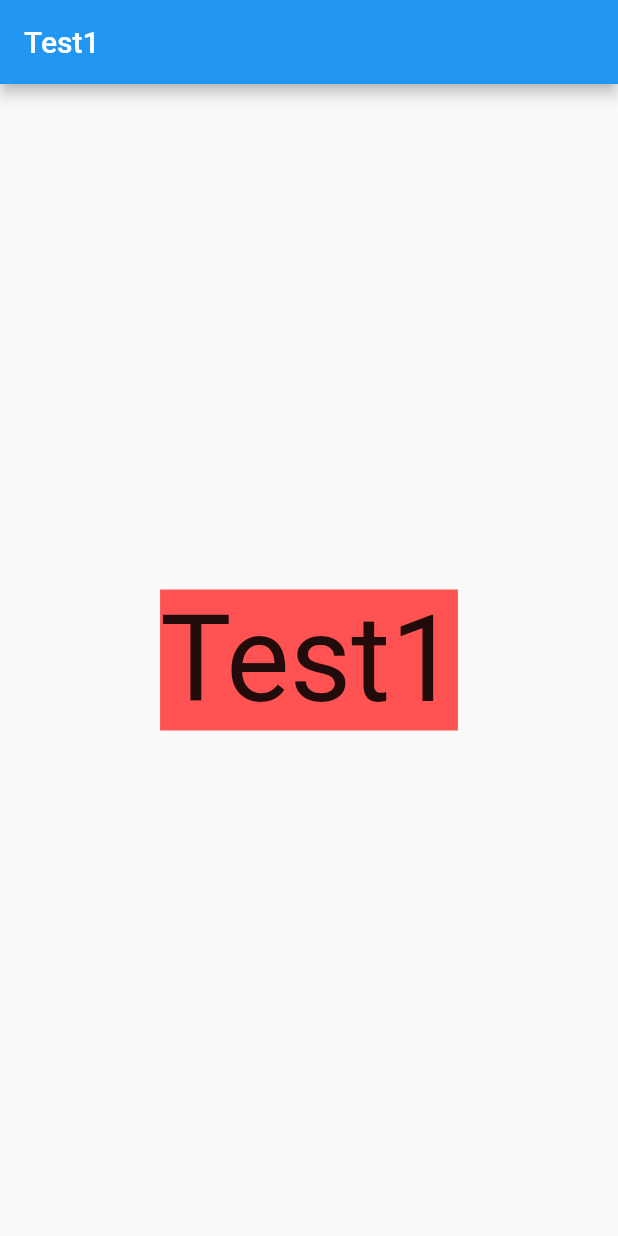
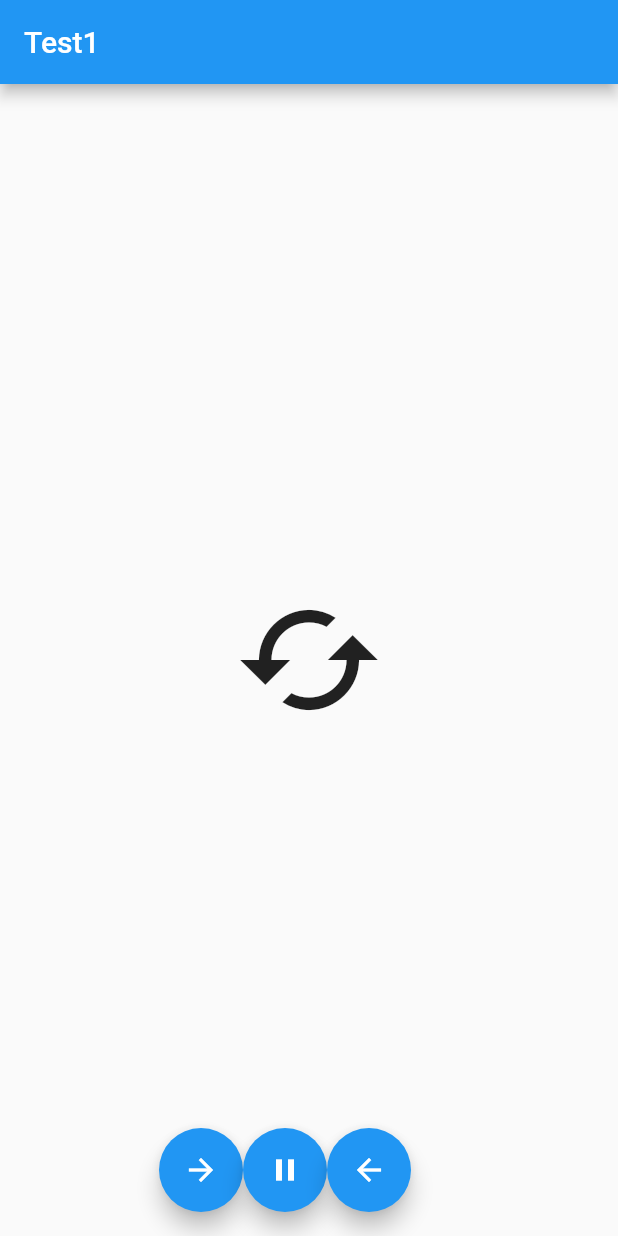
Before and after one commit to sakakidai/flutter_tutorial1, a Flutter app: the screen it shows after launch, on a phone screen of 412 x 824 dp. Run offline on Flutter 3.47's test engine with Material 2 defaults, Android fonts, the phone set to English and light mode, and no system bars.

Commit message:
Add animation tutorial6

```diff
--- a/lib/main.dart
+++ b/lib/main.dart
@@ -40,10 +40,10 @@ class _MyHomePageState extends State<MyHomePage> {
   int _selectedIndex = 0;
 
   // ボトムメニューの遷移先画面
-  var _pages = [
-    TestPage1(),
-    TestPage2(),
-    TestPage3(),
+  final _pages = [
+    const TestPage1(),
+    const TestPage2(),
+    const TestPage3(),
   ];
   @override
   void initState() {
--- a/lib/test_page1.dart
+++ b/lib/test_page1.dart
@@ -1,19 +1,168 @@
 import 'package:flutter/material.dart';
 
-class TestPage1 extends StatelessWidget {
+class TestPage1 extends StatefulWidget {
   const TestPage1({Key? key}) : super(key: key);
+
+  @override
+  State<TestPage1> createState() => _TestPage1State();
+}
+
+class _TestPage1State extends State<TestPage1> with TickerProviderStateMixin {
+  // ③Transition系Widget
+  late AnimationController _animationController;
+  // ⑤AnimationBuilder
+  late Animation _animation;
+
+  // ④Animation/Tween
+  // late Animation<double> _animationDouble;
+  // final Tween<double> _tweenDouble = Tween(begin: 0.0, end: 200.0);
+  // late Animation<Color?> _animationColor;
+  // final ColorTween _tweenColor = ColorTween(begin: Colors.green, end: Colors.blue);
+
+  _play() async {
+    setState(() {
+      _animationController.forward();
+    });
+  }
+
+  _stop() async {
+    setState(() {
+      _animationController.stop();
+    });
+  }
+
+  _reverse() async {
+    setState(() {
+      _animationController.reverse();
+    });
+  }
+
+  // ②AnimatedContainer,AnimatedSwitcher
+  // bool flag = false;
+  // _click() async {
+  //   setState(() {
+  //     flag = !flag;
+  //   });
+  // }
+
+  @override
+  void initState() {
+    super.initState();
+    _animationController = AnimationController(vsync: this, duration: const Duration(seconds: 3));
+
+    _animation = _animationController.drive(Tween(begin: 0.0, end: 2.0 * 2.0));
+
+    // ④Animation/Tween
+    // _animationDouble = _tweenDouble.animate(_animationController);
+    // _animationDouble.addListener(() {
+    //   setState(() {});
+    // });
+    // _animationColor = _tweenColor.animate(_animationController);
+    // _animationColor.addListener(() {
+    //   setState(() {});
+    // });
+  }
+
+  @override
+  void dispose() {
+    _animationController.dispose();
+    super.dispose();
+  }
 
   @override
   Widget build(BuildContext context) {
     return Scaffold(
-      appBar: AppBar(
-        title: const Text('Test1'),
+      appBar: AppBar(title: const Text('Test1')),
+      body: Center(
+        child: Column(
+          mainAxisAlignment: MainAxisAlignment.center,
+          children: <Widget>[
+            Center(
+              child: AnimatedBuilder(
+                animation: _animation,
+                builder: (context, _) {
+                  return Transform.rotate(angle: _animation.value, child: Icon(Icons.cached, size: 100));
+                },
+              ),
+            ),
+
+            // ④Animation/Tween
+            // Text("AnimationController:${_animationController.value}"),
+            // Text("AnimationDouble:${_animationDouble.value}"),
+            // Text("AnimationColor:${_animationColor.value}"),
+            // // ③Transition系Widget
+            // SizeTransition(
+            //   sizeFactor: _animationController,
+            //   child: Center(
+            //     child: SizedBox(
+            //       width: _animationDouble.value,
+            //       height: _animationDouble.value,
+            //       child: Container(color: _animationColor.value),
+            //     ),
+            //   ),
+            // ),
+
+            // ②AnimatedContainer,AnimatedSwitcher
+            // AnimatedContainer(
+            //   duration: const Duration(seconds: 3),
+            //   width: flag ? 100 : 50,
+            //   height: flag ? 50 : 100,
+            //   padding: flag ? const EdgeInsets.all(0) : const EdgeInsets.all(30),
+            //   margin: flag ? const EdgeInsets.all(0) : const EdgeInsets.all(30),
+            //   transform: flag ? Matrix4.skewX(0.0) : Matrix4.skewX(0.3),
+            //   color: flag ? Colors.blue : Colors.grey,
+            // ),
+            // AnimatedSwitcher(
+            //   duration: const Duration(seconds: 3),
+            //   child: flag ? const Text("なにもない") : const Icon(Icons.favorite, color: Colors.pink),
+            // ),
+
+            // ①Animated系Widget
+            // AnimatedOpacity(
+            //   opacity: flag ? 0.1 : 1.0,
+            //   duration: const Duration(seconds: 3),
+            //   child: Text('消える文字', style: Theme.of(context).textTheme.headline4),
+            // ),
+            // AnimatedSize(
+            //   curve: Curves.easeIn,
+            //   duration: const Duration(seconds: 3),
+            //   child: SizedBox(width: flag ? 50 : 200, height: flag ? 50 : 200, child: Container(color: Colors.purple)),
+            // ),
+            // AnimatedAlign(
+            //   duration: const Duration(seconds: 3),
+            //   alignment: flag ? Alignment.topLeft : Alignment.bottomRight,
+            //   child: SizedBox(
+            //     width: 50,
+            //     height: 50,
+            //     child: Container(color: Colors.green),
+            //   ),
+            // ),
+          ],
+        ),
       ),
-      body: Center(
-        child: Container(
-          color: Colors.redAccent,
-          child: const Text('Test1', style: TextStyle(fontSize: 80)),
-        ),
+      floatingActionButton: Row(
+        mainAxisAlignment: MainAxisAlignment.center,
+        children: [
+          // ③Transition系Widget
+          FloatingActionButton(
+            onPressed: _play,
+            child: const Icon(Icons.arrow_forward),
+          ),
+          FloatingActionButton(
+            onPressed: _stop,
+            child: const Icon(Icons.pause),
+          ),
+          FloatingActionButton(
+            onPressed: _reverse,
+            child: const Icon(Icons.arrow_back),
+          ),
+
+          // ②AnimatedContainer,AnimatedSwitcher
+          // FloatingActionButton(
+          //   onPressed: _click,
+          //   child: const Icon(Icons.add),
+          // ),
+        ],
       ),
     );
   }
```
Also changed, not shown: 1 other file.
